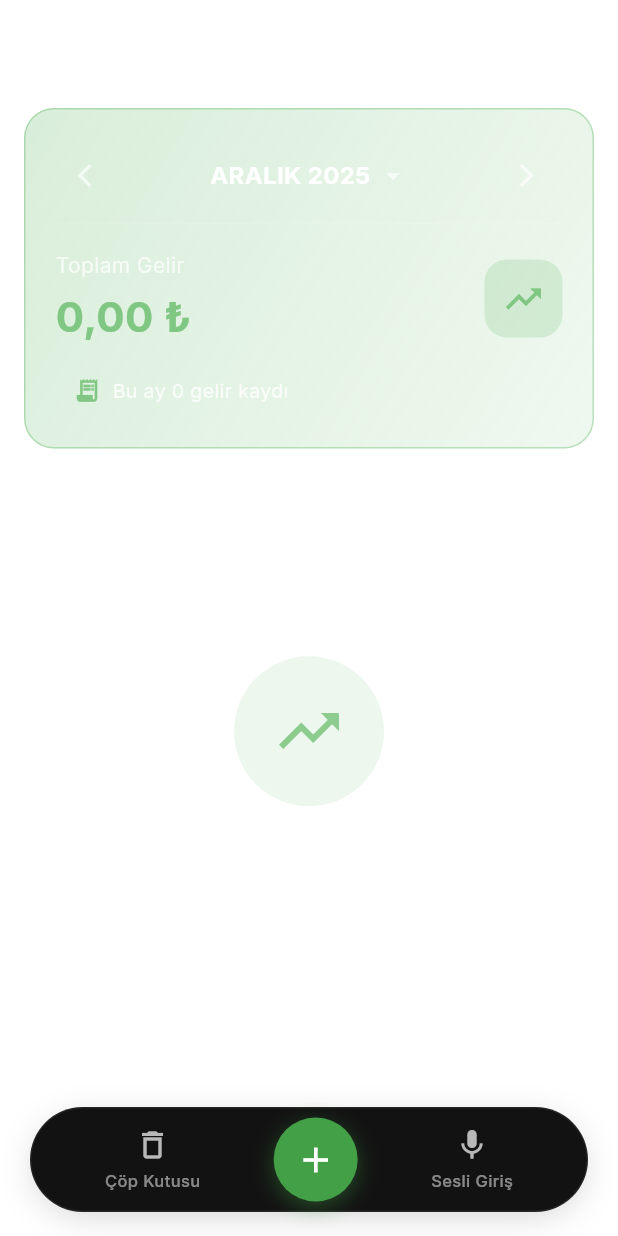
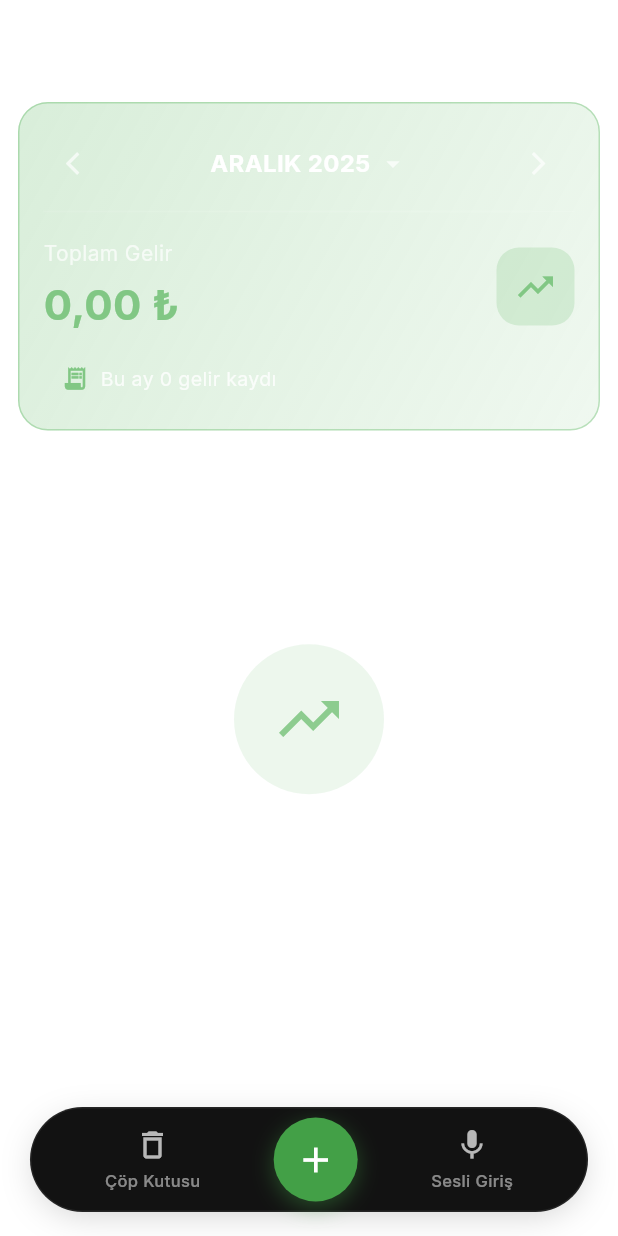
Before and after one commit to SeyitAltintas/Cashly, a Flutter app: the IncomesPage screen opened directly with empty values, on a phone screen of 412 x 824 dp. Run offline on Flutter 3.47's test engine with Material 3 defaults, Android fonts, the light colour scheme and no system bars; our stand-ins replace file_picker, fl_chart, flutter_tts, get_it, hive_flutter, image_picker and 6 more; accounts and stored records are empty.

Commit message:
feat: Yeni gelirler sayfasını, gider özet kartını ve mobil uygulama ikonlarını ekle

```diff
--- a/lib/features/expenses/presentation/widgets/expense_summary_card.dart
+++ b/lib/features/expenses/presentation/widgets/expense_summary_card.dart
@@ -33,8 +33,8 @@ class ExpenseSummaryCard extends StatelessWidget {
     if (dolulukOrani > 0.8) barRengi = ColorConstants.kirmiziVurgu;
 
     return Container(
-      margin: const EdgeInsets.all(16),
-      padding: const EdgeInsets.all(20),
+      margin: const EdgeInsets.all(12),
+      padding: const EdgeInsets.all(16),
       decoration: BoxDecoration(
         gradient: LinearGradient(
           colors: [
--- a/lib/features/income/presentation/pages/incomes_page.dart
+++ b/lib/features/income/presentation/pages/incomes_page.dart
@@ -409,8 +409,8 @@ class _IncomesPageState extends State<IncomesPage> with LazyLoadingMixin {
           // Özet Kartı
           if (!gelirAramaModu)
             Container(
-              margin: const EdgeInsets.all(16),
-              padding: const EdgeInsets.all(20),
+              margin: const EdgeInsets.all(12),
+              padding: const EdgeInsets.all(16),
               decoration: BoxDecoration(
                 gradient: LinearGradient(
                   colors: [
--- a/pubspec.yaml
+++ b/pubspec.yaml
@@ -40,7 +40,7 @@ dev_dependencies:
 flutter_launcher_icons:
   android: "launcher_icon"
   ios: true
-  image_path: "assets/image/logokeskin.png"
+  image_path: "assets/image/logokeskinbuyuk.png"
   min_sdk_android: 21
 
 flutter:
```
Also changed, not shown: assets/image/logokeskinbuyuk.png (added), 26 other files.
